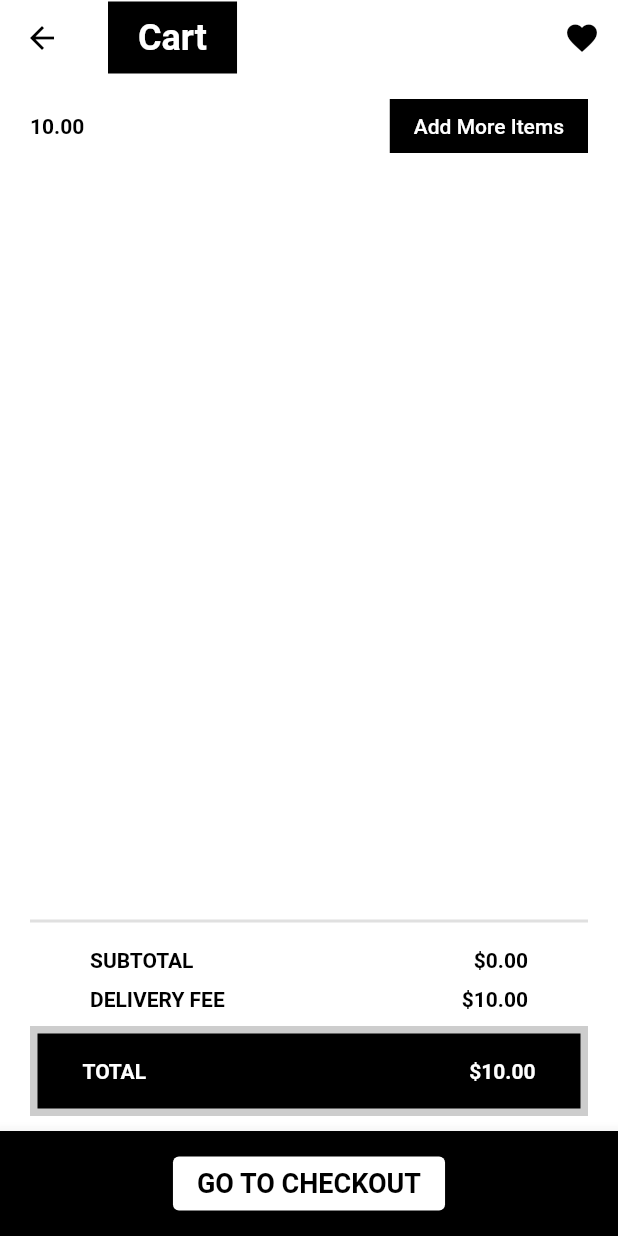
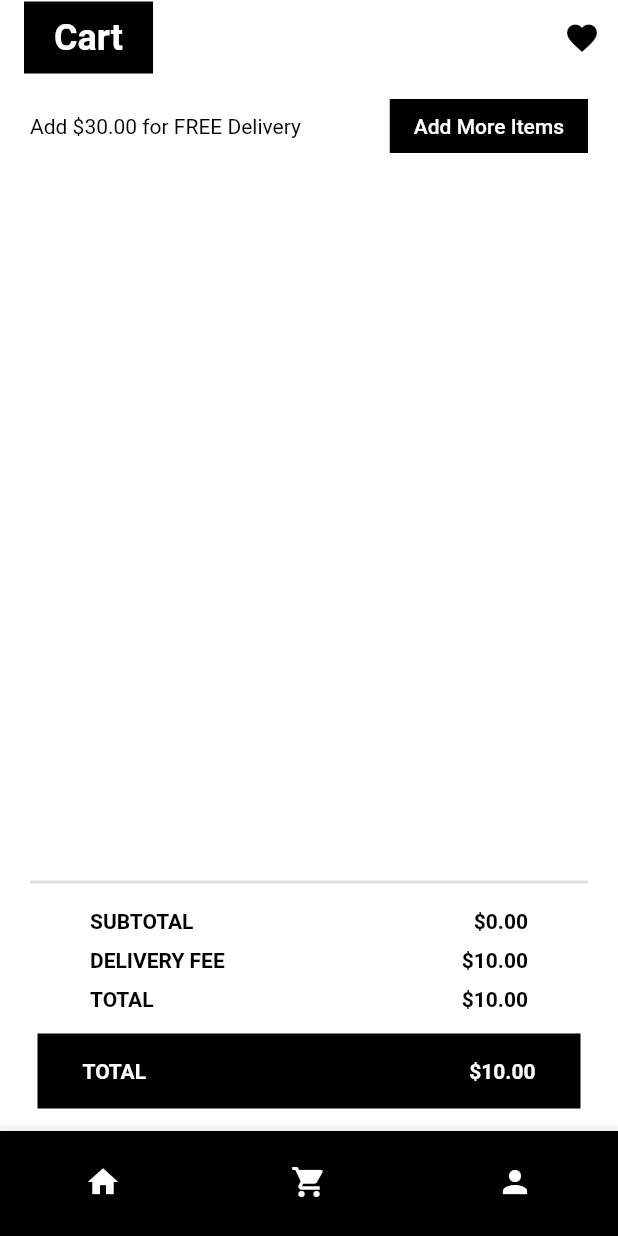
Before and after one commit to shoxrux1996/flutter_ecommerce_app, a Flutter app: the screen it shows after launch, item 2 of the bottom bar chosen, on a phone screen of 412 x 824 dp. Run offline on Flutter 3.47's test engine with Material 2 defaults, Android fonts, the phone set to English and light mode, and no system bars; our stand-ins replace carousel_slider, equatable, flutter_bloc; network calls fail; Roboto replaces fonts that are missing (Avenir).

Commit message:
navbar using bloc

```diff
--- /dev/null
+++ b/lib/blocs/blocs.dart
@@ -0,0 +1,3 @@
+export 'navbar/navbar_cubit.dart';
+export 'cart/cart_bloc.dart';
+export 'wishlist/wishlist_bloc.dart';
--- /dev/null
+++ b/lib/blocs/navbar/navbar_cubit.dart
@@ -0,0 +1,19 @@
+import 'package:flutter_bloc/flutter_bloc.dart';
+import 'package:equatable/equatable.dart';
+
+part 'navbar_state.dart';
+
+class NavbarCubit extends Cubit<NavbarState> {
+  NavbarCubit() : super(const NavbarState());
+
+  void setTab(int index) {
+    switch (index) {
+      case 0:
+        emit(const NavbarState(item: NavbarItem.home));
+      case 1:
+        emit(const NavbarState(item: NavbarItem.cart));
+      case 2:
+        emit(const NavbarState(item: NavbarItem.profile));
+    }
+  }
+}
--- /dev/null
+++ b/lib/blocs/navbar/navbar_state.dart
@@ -0,0 +1,12 @@
+part of 'navbar_cubit.dart';
+
+class NavbarState extends Equatable {
+  final NavbarItem item;
+
+  const NavbarState({this.item = NavbarItem.home});
+
+  @override
+  List<Object> get props => [item];
+}
+
+enum NavbarItem { home, cart, profile }
--- a/lib/config/app_router.dart
+++ b/lib/config/app_router.dart
@@ -5,10 +5,8 @@ import 'package:flutter_ecommerce_app/screens/screens.dart';
 class AppRouter {
   static Route onGenerateRoute(RouteSettings settings) {
     switch (settings.name) {
-      case HomeScreen.routeName:
-        return HomeScreen.route();
-      case CartScreen.routeName:
-        return CartScreen.route();
+      case RootScreen.routeName:
+        return RootScreen.route();
       case CatalogScreen.routeName:
         return CatalogScreen.route(category: settings.arguments as Category);
       case ProductScreen.routeName:
--- a/lib/main.dart
+++ b/lib/main.dart
@@ -1,7 +1,6 @@
 import 'package:flutter/material.dart';
 import 'package:flutter_bloc/flutter_bloc.dart';
-import 'package:flutter_ecommerce_app/blocs/cart/cart_bloc.dart';
-import 'package:flutter_ecommerce_app/blocs/wishlist/wishlist_bloc.dart';
+import 'package:flutter_ecommerce_app/blocs/blocs.dart';
 import 'package:flutter_ecommerce_app/config/app_router.dart';
 import 'package:flutter_ecommerce_app/config/theme.dart';
 import 'package:flutter_ecommerce_app/screens/screens.dart';
@@ -18,6 +17,9 @@ class MyApp extends StatelessWidget {
   Widget build(BuildContext context) {
     return MultiBlocProvider(
       providers: [
+        BlocProvider<NavbarCubit>(
+          create: (_) => NavbarCubit(),
+        ),
         BlocProvider(
           create: (_) => WishlistBloc()..add(LoadWishlistEvent()),
         ),
@@ -29,7 +31,7 @@ class MyApp extends StatelessWidget {
         title: 'Zero to Unicorn',
         theme: theme(),
         onGenerateRoute: AppRouter.onGenerateRoute,
-        initialRoute: HomeScreen.routeName,
+        initialRoute: RootScreen.routeName,
       ),
     );
   }
--- a/lib/screens/cart/cart_screen.dart
+++ b/lib/screens/cart/cart_screen.dart
@@ -34,7 +34,7 @@ class CartScreen extends StatelessWidget {
           }
         },
       ),
-      bottomNavigationBar: const GoToCheckoutNavBar(),
+      bottomNavigationBar: const HomeNavBar(),
     );
   }
 }
@@ -63,8 +63,8 @@ class CartView extends StatelessWidget {
                   mainAxisAlignment: MainAxisAlignment.spaceBetween,
                   children: [
                     Text(
-                      state.cart.deliveryFeeString,
-                      style: Theme.of(context).textTheme.headlineSmall,
+                      state.cart.freeDeliveryString,
+                      style: Theme.of(context).textTheme.titleLarge,
                     ),
                     ElevatedButton(
                       onPressed: () {
@@ -134,6 +134,22 @@ class CartView extends StatelessWidget {
                         ),
                       ],
                     ),
+                    const SizedBox(
+                      height: 10,
+                    ),
+                    Row(
+                      mainAxisAlignment: MainAxisAlignment.spaceBetween,
+                      children: [
+                        Text(
+                          'TOTAL',
+                          style: Theme.of(context).textTheme.headlineSmall,
+                        ),
+                        Text(
+                          '\$${state.cart.totalString}',
+                          style: Theme.of(context).textTheme.headlineSmall,
+                        ),
+                      ],
+                    ),
                   ],
                 ),
               ),
@@ -141,7 +157,6 @@ class CartView extends StatelessWidget {
                 children: [
                   Container(
                     width: MediaQuery.of(context).size.width,
-                    height: 60,
                     decoration: BoxDecoration(
                       color: Colors.black.withAlpha(50),
                     ),
@@ -180,6 +195,7 @@ class CartView extends StatelessWidget {
                   ),
                 ],
               ),
+
             ],
           ),
         ],
--- /dev/null
+++ b/lib/screens/root/root_screen.dart
@@ -0,0 +1,36 @@
+import 'dart:developer';
+
+import 'package:flutter/material.dart';
+import 'package:flutter_bloc/flutter_bloc.dart';
+import 'package:flutter_ecommerce_app/blocs/navbar/navbar_cubit.dart';
+
+import 'package:flutter_ecommerce_app/screens/screens.dart';
+
+class RootScreen extends StatelessWidget {
+  const RootScreen({super.key});
+
+  static const String routeName = '/';
+
+  static Route route() {
+    return MaterialPageRoute(
+      settings: const RouteSettings(name: routeName),
+      builder: (_) => const RootScreen(),
+    );
+  }
+
+  @override
+  Widget build(BuildContext context) {
+    return BlocBuilder<NavbarCubit, NavbarState>(
+      builder: (context, state) {
+        if (state.item == NavbarItem.home) {
+          return const HomeScreen();
+        } else if (state.item == NavbarItem.cart) {
+          return const CartScreen();
+        } else if (state.item == NavbarItem.profile) {
+          return const ProfileScreen();
+        }
+        return const Placeholder();
+      },
+    );
+  }
+}
--- a/lib/screens/screens.dart
+++ b/lib/screens/screens.dart
@@ -1,5 +1,7 @@
+export 'root/root_screen.dart';
 export 'home/home_screen.dart';
 export 'cart/cart_screen.dart';
 export 'catalog/catalog_screen.dart';
 export 'wishlist/wishlist_screen.dart';
 export 'product/product_sreen.dart';
+export 'profile/profile_screen.dart';
--- a/lib/simple_bloc_observer.dart
+++ b/lib/simple_bloc_observer.dart
@@ -8,12 +8,12 @@ class SimpleBlocObserver extends BlocObserver {
   @override
   void onEvent(Bloc<dynamic, dynamic> bloc, Object? event) {
     super.onEvent(bloc, event);
-    // log('${bloc.runtimeType} $event');
+    log('${bloc.runtimeType} $event');
   }
 
   @override
   void onError(BlocBase<dynamic> bloc, Object error, StackTrace stackTrace) {
-    // log('${bloc.runtimeType} $error');
+    log('${bloc.runtimeType} $error');
     super.onError(bloc, error, stackTrace);
   }
 
@@ -23,6 +23,6 @@ class SimpleBlocObserver extends BlocObserver {
     Transition<dynamic, dynamic> transition,
   ) {
     super.onTransition(bloc, transition);
-    // log('$transition');
+    log('$transition');
   }
 }
--- a/lib/widgets/navbars/go_to_checkout_navbar.dart
+++ /dev/null
@@ -1,30 +0,0 @@
-import 'package:flutter/material.dart';
-import 'package:flutter_ecommerce_app/widgets/navbars/custom_navbar.dart';
-
-class GoToCheckoutNavBar extends StatelessWidget {
-  const GoToCheckoutNavBar({
-    super.key,
-  });
-
-  @override
-  Widget build(BuildContext context) {
-    return CustomNavBar(
-      widget: Row(
-        mainAxisAlignment: MainAxisAlignment.spaceEvenly,
-        crossAxisAlignment: CrossAxisAlignment.center,
-        children: [
-          ElevatedButton(
-            onPressed: () {
-              Navigator.pushNamed(context, '/checkout');
-            },
-            style: ElevatedButton.styleFrom(backgroundColor: Colors.white),
-            child: Text(
-              'GO TO CHECKOUT',
-              style: Theme.of(context).textTheme.displaySmall,
-            ),
-          )
-        ],
-      ),
-    );
-  }
-}
--- a/lib/widgets/navbars/home_navbar.dart
+++ b/lib/widgets/navbars/home_navbar.dart
@@ -1,4 +1,6 @@
 import 'package:flutter/material.dart';
+import 'package:flutter_bloc/flutter_bloc.dart';
+import 'package:flutter_ecommerce_app/blocs/navbar/navbar_cubit.dart';
 import 'package:flutter_ecommerce_app/widgets/navbars/custom_navbar.dart';
 
 class HomeNavBar extends StatelessWidget {
@@ -9,37 +11,40 @@ class HomeNavBar extends StatelessWidget {
   @override
   Widget build(BuildContext context) {
     return CustomNavBar(
-      widget: Row(
-        mainAxisAlignment: MainAxisAlignment.spaceEvenly,
-        children: [
-          IconButton(
-            onPressed: () {
-              Navigator.pushNamed(context, '/');
-            },
-            icon: const Icon(
+      widget: BlocBuilder<NavbarCubit, NavbarState>(
+        builder: (context, state) {
+          return BottomNavigationBar(
+              backgroundColor: Colors.black,
+              currentIndex: 0,
+              showSelectedLabels: false,
+              showUnselectedLabels: false,
+              items: const [
+                BottomNavigationBarItem(
+                  icon: Icon(
                     Icons.home,
                     color: Colors.white,
                   ),
+                  label: 'Home',
                 ),
-          IconButton(
-            onPressed: () {
-              Navigator.pushNamed(context, '/cart');
-            },
-            icon: const Icon(
+                BottomNavigationBarItem(
+                  icon: Icon(
                     Icons.shopping_cart,
                     color: Colors.white,
                   ),
+                  label: 'Cart',
                 ),
-          IconButton(
-            onPressed: () {
-              Navigator.pushNamed(context, '/user');
-            },
-            icon: const Icon(
+                BottomNavigationBarItem(
+                  icon: Icon(
                     Icons.person,
                     color: Colors.white,
                   ),
+                  label: 'Profile',
                 ),
               ],
+              onTap: (index) {
+                context.read<NavbarCubit>().setTab(index);
+              });
+        },
       ),
     );
   }
--- a/lib/widgets/widgets.dart
+++ b/lib/widgets/widgets.dart
@@ -7,5 +7,4 @@ export 'product_carousel.dart';
 export 'navbars/custom_navbar.dart';
 export 'navbars/home_navbar.dart';
 export 'navbars/product_navbar.dart';
-export 'navbars/go_to_checkout_navbar.dart';
 export 'cart_product_card.dart';
```
Also changed, not shown: lib/screens/home/home_screen.dart (+5 -9 lines), lib/screens/profile/profile_screen.dart (added, +22 -0 lines). Lines whose indentation alone changed are shown as unchanged.
